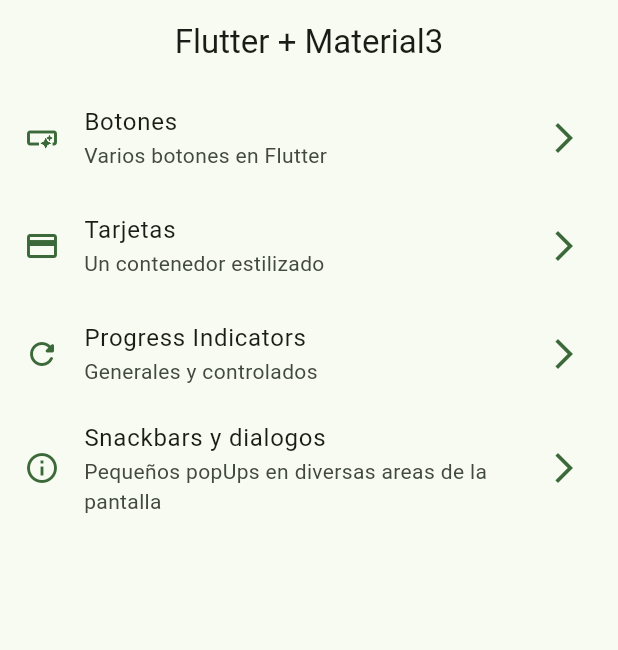
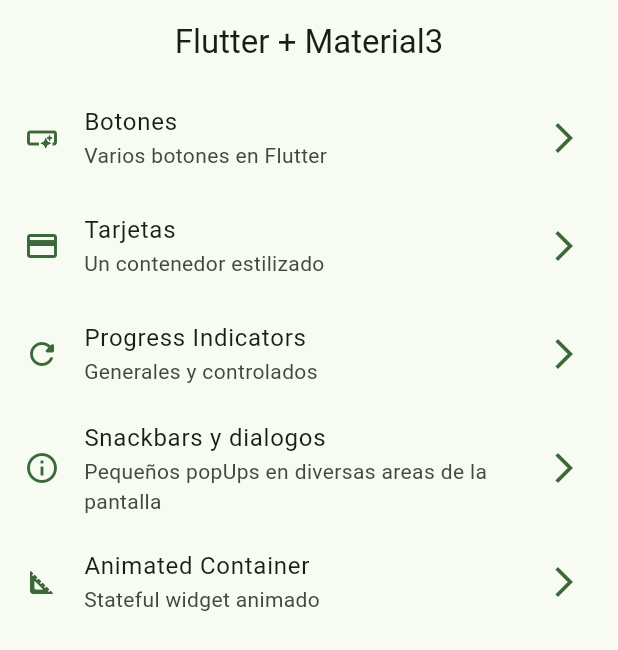
Before and after one commit to dayross/flutter_8, a Flutter app: the screen it shows after launch, on a phone screen of 412 x 824 dp. Shown: the top 650 px of the screen. Run offline on Flutter 3.47's test engine with Material 3 defaults, Android fonts, the light colour scheme and no system bars; our stand-ins replace go_router.

Commit message:
Agregado de container animado y su respectiva pantalla

```diff
--- a/lib/config/menu/menu_items.dart
+++ b/lib/config/menu/menu_items.dart
@@ -34,4 +34,9 @@
       subtitle: 'Pequeños popUps en diversas areas de la pantalla',
       link: '/snackbars',
       icon: Icons.info_outline),
+      MenuItem(
+      title: 'Animated Container',
+      subtitle: 'Stateful widget animado',
+      link: '/animated',
+      icon: Icons.square_foot_rounded),
 ];
--- a/lib/config/router/app_router.dart
+++ b/lib/config/router/app_router.dart
@@ -30,5 +30,10 @@
       name: SnackBarScreen.name,
       builder: (context, state) => const SnackBarScreen(),
     ),
+    GoRoute(
+      path: '/animated',
+      name: AnimatedScreen.name,
+      builder: (context, state) => const AnimatedScreen(),
+    ),
   ],
 );
```
Also changed, not shown: lib/presentation/screens/animated/animated_screen.dart (+50 -2 lines).
